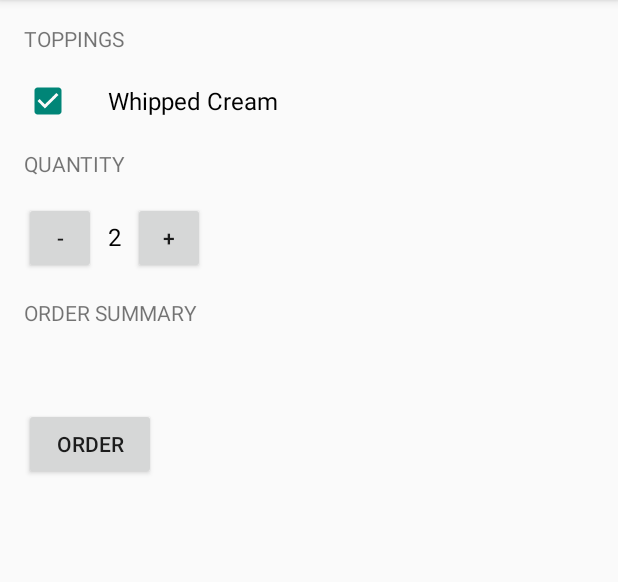
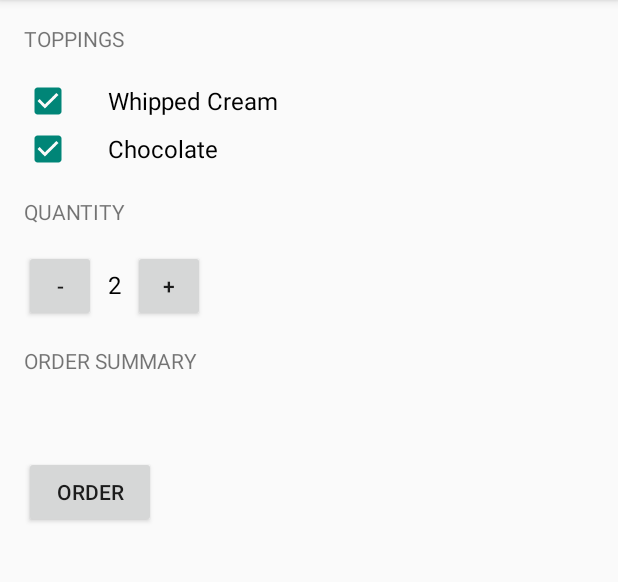
Before and after one commit to toanhtran/JustJava2, an Android app: the screen it shows after launch (MainActivity), after a tap on "ORDER", on a phone screen of 412 x 824 dp, the part 84-666 px from its top. Run offline under Robolectric (Android 15) with nearby library versions, the phone set to English and light mode, and no system bars; 1 statement that could not run was skipped; 2 other taps on this screen came first.

Commit message:
add chocolate checkbox option

```diff
--- a/app/src/main/java/com/example/toanhtran/justjava2/MainActivity.java
+++ b/app/src/main/java/com/example/toanhtran/justjava2/MainActivity.java
@@ -28,6 +28,9 @@ public class MainActivity extends AppCompatActivity {
         CheckBox whippedCreamCheckBox = (CheckBox)findViewById(R.id.whipped_cream_checkbox);
         boolean hasWhippedCream = whippedCreamCheckBox.isChecked();
         Log.v("MainActivity", "Has whipped cream: " + hasWhippedCream);
+        CheckBox chocolateCheckBox = (CheckBox)findViewById(R.id.chocolate_checkbox);
+        boolean hasChocolate = chocolateCheckBox.isChecked();
+        Log.v("MainActivity", "Has chocolate: " + hasChocolate);
         int price = calculatePrice();
         String priceMessage = createOrderSummary(price,boolean hasWhippedCream);
         displayMessage(priceMessage);
@@ -44,12 +47,15 @@ public class MainActivity extends AppCompatActivity {
 
     /**
      * This method creates summary order
+     * @param addWhippedCream  is whether or not the user wants whipped cream
+     * @param addChocolate is whether user wants chocolate toppping added
      * @param price of the order
      * @return text summary
      */
-    private String createOrderSummary(int price, boolean addWhippedCream){
+    private String createOrderSummary(int price, boolean addWhippedCream, boolean addChocolate){
         String priceMessage = "Name: Kaptain Kunal";
         priceMessage += "\nAdd whipped cream? " + addWhippedCream;
+        priceMessage += "\nAdd chocolate? " + addChocolate;
         priceMessage += "\nQuantity: " + quantity;
         priceMessage += "\nTotal: $" + price;
         priceMessage += " \nThank You!";
--- a/app/src/main/res/layout/activity_main.xml
+++ b/app/src/main/res/layout/activity_main.xml
@@ -29,9 +29,15 @@
             android:onClick="onCheckedClicked"
             android:paddingLeft="24dp"
             android:text="Whipped Cream"
-            android:textAppearance="?android:textAppearanceMedium"
             android:textSize="16sp" />
-
+        <CheckBox
+            android:id="@+id/chocolate_checkbox"
+            android:layout_width="wrap_content"
+            android:layout_height="wrap_content"
+            android:onClick="onCheckedClicked"
+            android:paddingLeft="24dp"
+            android:text="Chocolate"
+            android:textSize="16sp" />
 
 
         <TextView
```
